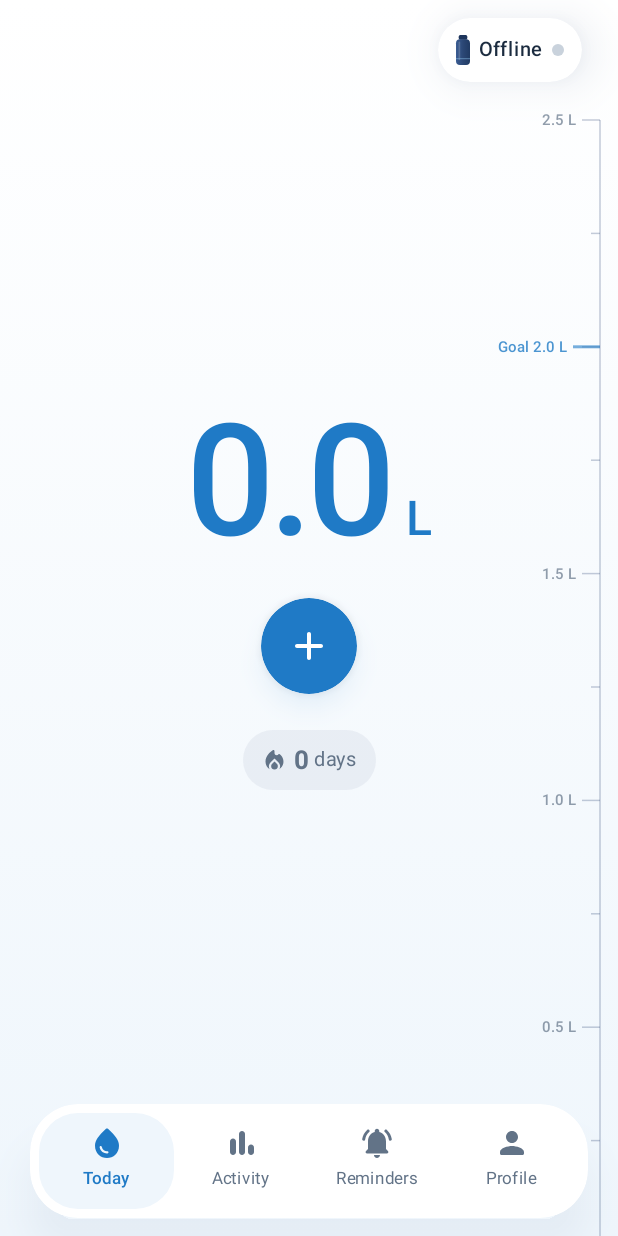
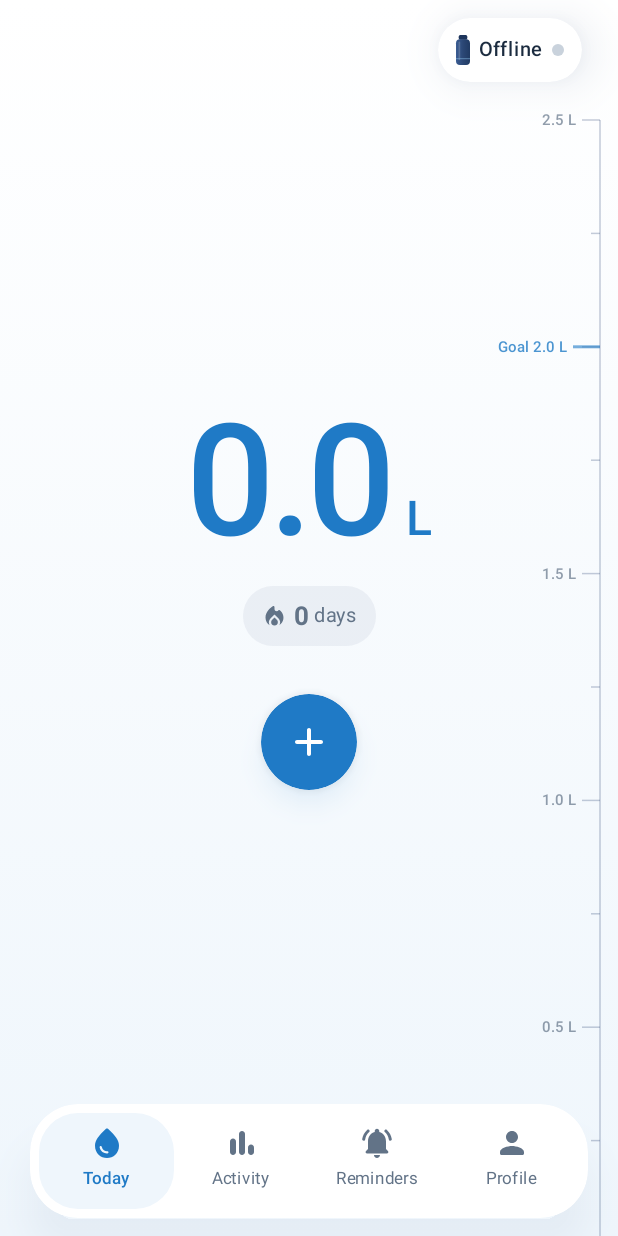
Before and after one commit to htl-leo-itp-26-28-4-5AHITM/Drinkly, an Android app built with Jetpack Compose: the screen it shows after launch (MainActivity), on a phone screen of 412 x 824 dp. Run offline under Robolectric (Android 15) with nearby library versions, the phone set to English and light mode, and no system bars; network calls fail; 2 statements that could not run were skipped.

Commit message:
Revert "feat(android): plus button under the number, streak chip below it"
This reverts commit e4269dd: the streak goes back right under the number.

Co-Authored-By: Claude Opus 5.5 <noreply@anthropic.com>

```diff
--- a/frontend/android/app/src/main/java/at/drinkly/app/ui/screens/TodayScreen.kt
+++ b/frontend/android/app/src/main/java/at/drinkly/app/ui/screens/TodayScreen.kt
@@ -143,7 +143,11 @@ fun TodayScreen(d: Dashboard, onAdd: (Int) -> Unit, onRefresh: () -> Unit, onBot
                 Spacer(Modifier.width(6.dp))
                 Text("L", Modifier.alignByBaseline(), fontSize = 32.sp, fontWeight = FontWeight.SemiBold, color = accent)
             }
-            Spacer(Modifier.height(16.dp))
+            Spacer(Modifier.height(8.dp))
+            StreakChip(d.streak)
+            // The status card is hidden for now; bring it back with StatusCard(d.message, d.streak)
+
+            Spacer(Modifier.height(32.dp))
             val source = remember { MutableInteractionSource() }
             Button(
                 onClick = { showAddSheet = true },
@@ -157,10 +161,6 @@ fun TodayScreen(d: Dashboard, onAdd: (Int) -> Unit, onRefresh: () -> Unit, onBot
             ) {
                 Icon(Icons.Rounded.Add, contentDescription = "Add a drink", modifier = Modifier.size(32.dp))
             }
-
-            Spacer(Modifier.height(24.dp))
-            StreakChip(d.streak)
-            // The status card is hidden for now; bring it back with StatusCard(d.message, d.streak)
 
             Spacer(Modifier.weight(1f))
         }
```
